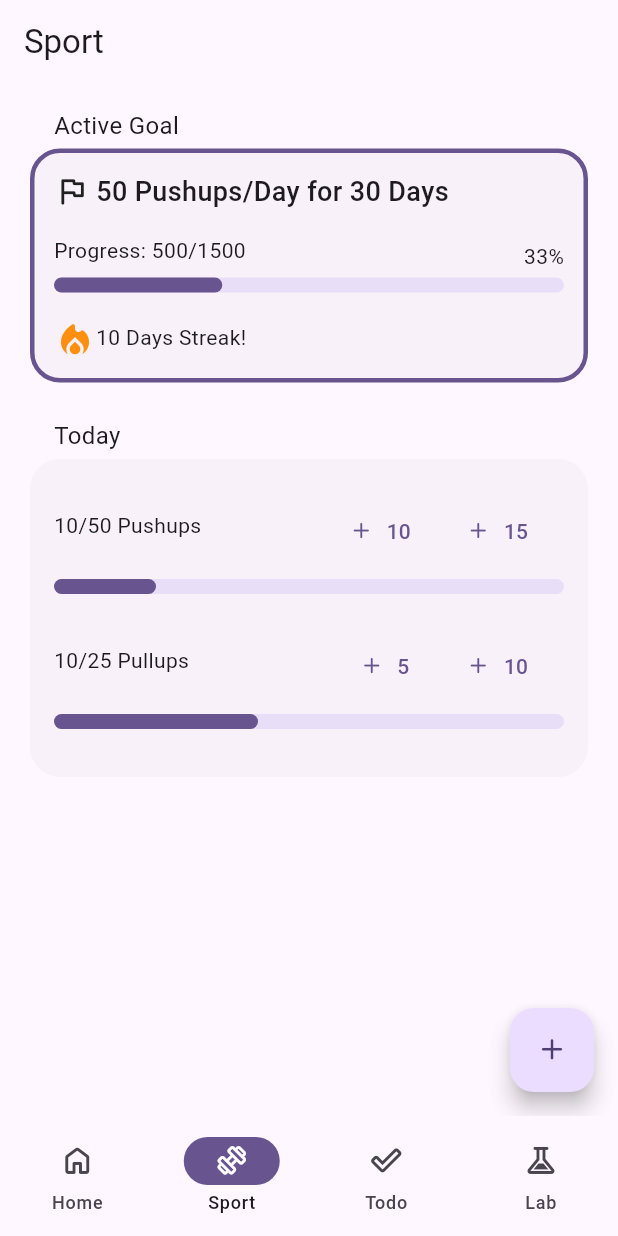
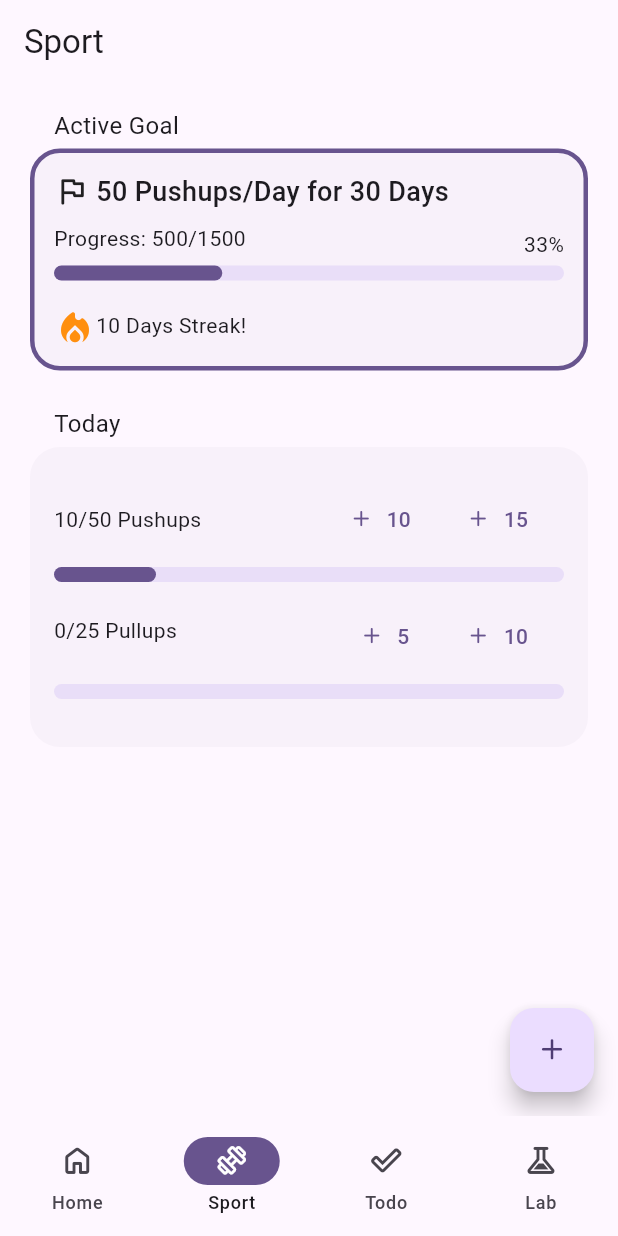
Before and after one commit to jan-kuwert/routine, a Flutter app: the screen it shows after launch, item 2 of the bottom bar chosen, after a tap on "10", on a phone screen of 412 x 824 dp. Run offline on Flutter 3.47's test engine with Material 3 defaults, Android fonts, the light colour scheme and no system bars.

Commit message:
make coutner interactive

```diff
--- a/lib/home/home_page.dart
+++ b/lib/home/home_page.dart
@@ -13,7 +13,7 @@ class _HomePageState extends State<HomePage> {
   Widget build(BuildContext context) {
     return Scaffold(
       appBar: AppBar(
-        title: const Text('Home Page'),
+        title: const Text('Home'),
       ),
       body: const Center(
         child: Text('Home Page'),
--- a/lib/widgets/daily_card_widget.dart
+++ b/lib/widgets/daily_card_widget.dart
@@ -1,10 +1,42 @@
 import 'package:flutter/material.dart';
 import 'package:routine/routine_font_icons.dart';
 
-class DailyCardWidget extends StatelessWidget {
-  final double progress = 0.33;
+class DailyCardWidget extends StatefulWidget {
+  const DailyCardWidget({super.key});
 
-  const DailyCardWidget({super.key});
+  @override
+  State<DailyCardWidget> createState() => _DailyCardWidgetState();
+}
+
+class _DailyCardWidgetState extends State<DailyCardWidget> {
+  final int buttonValue5 = 5;
+  final int buttonValue10 = 10;
+  final int buttonValue15 = 15;
+
+  int pushupCounter = 0;
+  int maxPushups = 50;
+  int pullupCounter = 0;
+  int maxPullups = 25;
+
+  void _incrementPushups(int value) async {
+    setState(() {
+      if (pushupCounter <= maxPushups - value) {
+        pushupCounter += value;
+      } else {
+        pushupCounter = maxPushups;
+      }
+    });
+  }
+
+  void _incrementPullups(int value) async {
+    setState(() {
+      if (pullupCounter <= maxPullups - value) {
+        pullupCounter += value;
+      } else {
+        pullupCounter = maxPullups;
+      }
+    });
+  }
 
   @override
   Widget build(BuildContext context) {
@@ -18,34 +50,38 @@ class DailyCardWidget extends StatelessWidget {
         child: Column(
           children: [
             Padding(
-              padding: const EdgeInsets.only(bottom: 16.0),
+              padding: const EdgeInsets.only(bottom: 4.0),
               child: Column(
                 children: [
                   Row(
                     mainAxisAlignment: MainAxisAlignment.spaceBetween,
                     children: [
-                      const Padding(
-                        padding: EdgeInsets.only(bottom: 8.0),
-                        child: Text('10/50 Pushups'),
+                      Padding(
+                        padding: const EdgeInsets.only(bottom: 0.0),
+                        child: Text('$pushupCounter/$maxPushups Pushups'),
                       ),
                       ButtonBar(
                         children: [
                           TextButton.icon(
-                            label: const Text('10'),
+                            label: Text('$buttonValue10'),
                             icon: const Icon(RoutineFont.add),
-                            onPressed: () {},
+                            onPressed: () {
+                              _incrementPushups(buttonValue10);
+                            },
                           ),
                           TextButton.icon(
-                            label: const Text('15'),
+                            label: Text('$buttonValue15'),
                             icon: const Icon(RoutineFont.add),
-                            onPressed: () {},
+                            onPressed: () {
+                              _incrementPushups(buttonValue15);
+                            },
                           ),
                         ],
                       ),
                     ],
                   ),
                   LinearProgressIndicator(
-                    value: 0.2,
+                    value: pushupCounter / maxPushups,
                     minHeight: 10.0,
                     borderRadius: BorderRadius.circular(20.0),
                   )
@@ -59,28 +95,32 @@ class DailyCardWidget extends StatelessWidget {
                   Row(
                     mainAxisAlignment: MainAxisAlignment.spaceBetween,
                     children: [
-                      const Padding(
-                        padding: EdgeInsets.only(bottom: 8.0),
-                        child: Text('10/25 Pullups'),
+                      Padding(
+                        padding: const EdgeInsets.only(bottom: 8.0),
+                        child: Text('$pullupCounter/$maxPullups Pullups'),
                       ),
                       ButtonBar(
                         children: [
                           TextButton.icon(
-                            label: const Text('5'),
+                            label: Text('$buttonValue5'),
                             icon: const Icon(RoutineFont.add),
-                            onPressed: () {},
+                            onPressed: () {
+                              _incrementPullups(buttonValue5);
+                            },
                           ),
                           TextButton.icon(
-                            label: const Text('10'),
+                            label: Text('$buttonValue10'),
                             icon: const Icon(RoutineFont.add),
-                            onPressed: () {},
+                            onPressed: () {
+                              _incrementPullups(buttonValue10);
+                            },
                           ),
                         ],
                       ),
                     ],
                   ),
                   LinearProgressIndicator(
-                    value: 0.4,
+                    value: pullupCounter / maxPullups,
                     minHeight: 10.0,
                     borderRadius: BorderRadius.circular(20.0),
                   )
--- a/lib/widgets/goal_card_widget.dart
+++ b/lib/widgets/goal_card_widget.dart
@@ -22,7 +22,7 @@ class GoalCardWidget extends StatelessWidget {
         child: Column(
           children: [
             const Padding(
-              padding: EdgeInsets.only(bottom: 16.0),
+              padding: EdgeInsets.only(bottom: 8.0),
               child: Row(
                 children: [
                   Padding(
--- a/pubspec.yaml
+++ b/pubspec.yaml
@@ -34,6 +34,7 @@ dependencies:
   # The following adds the Cupertino Icons font to your application.
   # Use with the CupertinoIcons class for iOS style icons.
   cupertino_icons: ^1.0.6
+  shared_preferences: ^2.3.1
 
 dev_dependencies:
   flutter_test:
```
Also changed, not shown: pubspec.lock, 1 other file.
